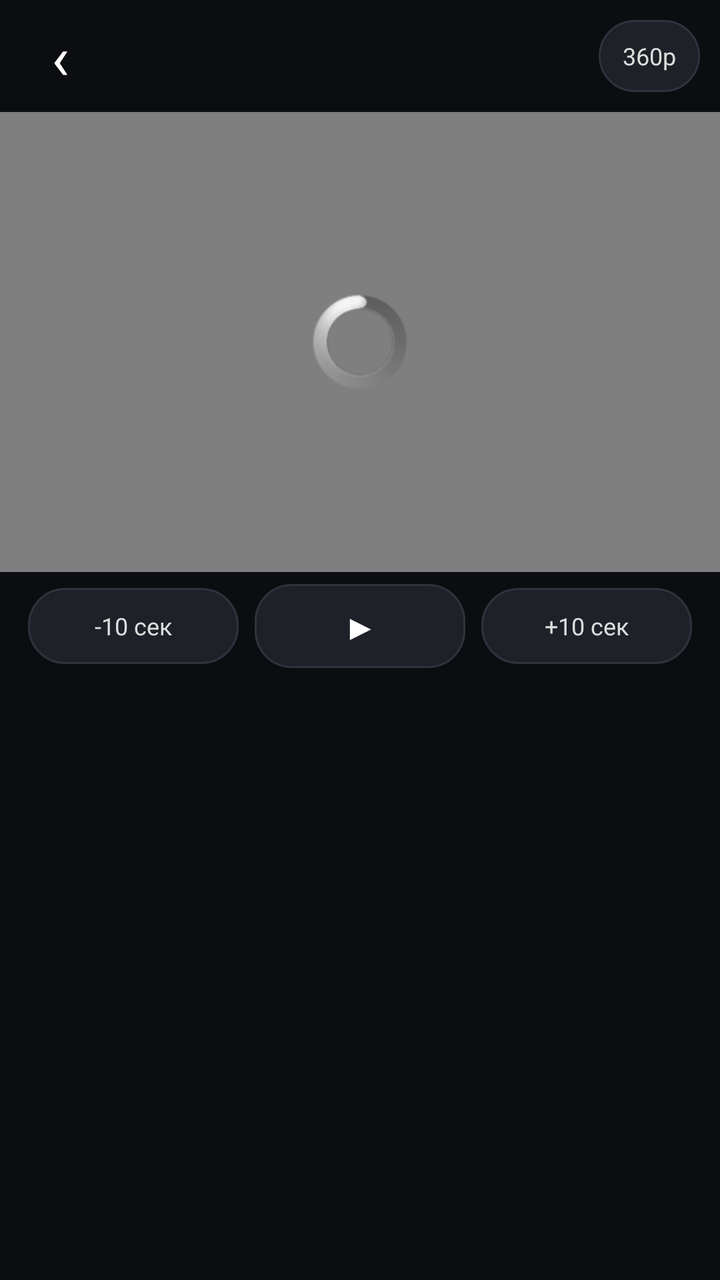
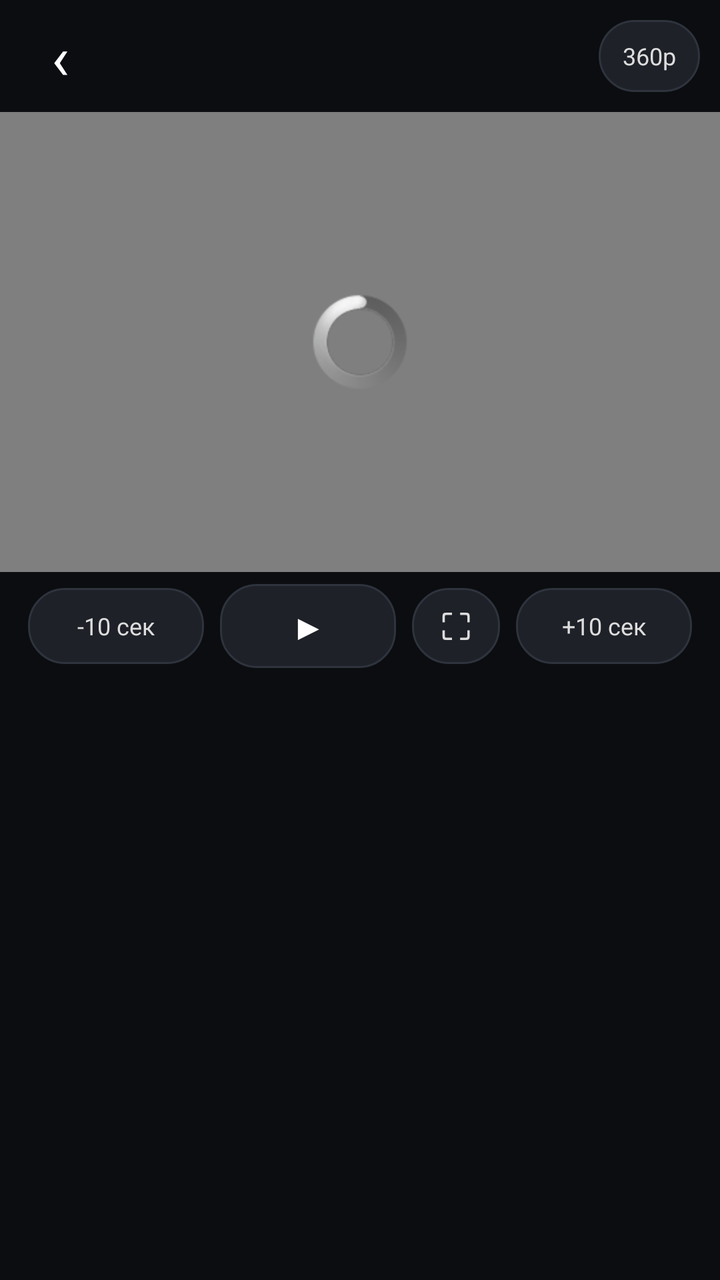

Compare the two renders of this Android layout. The source of the first and the diff that turns it into the second are given below.
<!-- AndroidManifest.xml: activity theme ModernTheme -->
<!-- res/layout/activity_modern_player.xml -->
<?xml version="1.0" encoding="utf-8"?>
<LinearLayout xmlns:android="http://schemas.android.com/apk/res/android"
    android:layout_width="match_parent"
    android:layout_height="match_parent"
    android:orientation="vertical"
    android:background="#0B0D10">

    <LinearLayout
        android:layout_width="match_parent"
        android:layout_height="56dp"
        android:orientation="horizontal"
        android:gravity="center_vertical"
        android:paddingLeft="8dp"
        android:paddingRight="10dp">

        <TextView
            android:id="@+id/modern_player_back"
            android:layout_width="44dp"
            android:layout_height="match_parent"
            android:gravity="center"
            android:text="‹"
            android:textColor="#FFFFFF"
            android:textSize="30sp"
            android:focusable="true"
            android:clickable="true" />

        <TextView
            android:id="@+id/modern_player_title"
            android:layout_width="0dp"
            android:layout_height="wrap_content"
            android:layout_weight="1"
            android:ellipsize="end"
            android:maxLines="1"
            android:textColor="#FFFFFF"
            android:textSize="16sp"
            android:textStyle="bold" />

        <TextView
            android:id="@+id/modern_player_quality"
            android:layout_width="wrap_content"
            android:layout_height="36dp"
            android:paddingLeft="12dp"
            android:paddingRight="12dp"
            android:gravity="center"
            android:text="360p"
            android:textColor="#DDDDDD"
            android:textSize="12sp"
            android:background="@drawable/modern_chip_bg"
            android:focusable="true"
            android:clickable="true" />
    </LinearLayout>

    <FrameLayout
        android:layout_width="match_parent"
        android:layout_height="230dp"
        android:background="#000000">

        <VideoView
            android:id="@+id/modern_player_video"
            android:layout_width="match_parent"
            android:layout_height="match_parent" />

        <ProgressBar
            android:id="@+id/modern_player_loading"
            android:layout_width="wrap_content"
            android:layout_height="wrap_content"
            android:layout_gravity="center" />
    </FrameLayout>

    <LinearLayout
        android:layout_width="match_parent"
        android:layout_height="54dp"
        android:orientation="horizontal"
        android:gravity="center_vertical"
        android:paddingLeft="14dp"
        android:paddingRight="14dp">

        <TextView
            android:id="@+id/modern_player_back10"
            android:layout_width="0dp"
            android:layout_height="38dp"
            android:layout_weight="1"
            android:gravity="center"
            android:text="-10 сек"
            android:textColor="#DDDDDD"
            android:textSize="12sp"
            android:background="@drawable/modern_chip_bg"
            android:focusable="true"
            android:clickable="true" />

        <TextView
            android:id="@+id/modern_player_play"
            android:layout_width="0dp"
            android:layout_height="42dp"
            android:layout_marginLeft="8dp"
            android:layout_weight="1"
            android:gravity="center"
            android:text="▶"
            android:textColor="#FFFFFF"
            android:textSize="18sp"
            android:background="@drawable/modern_chip_bg"
            android:focusable="true"
            android:clickable="true" />

        <TextView
            android:id="@+id/modern_player_forward10"
            android:layout_width="0dp"
            android:layout_height="38dp"
            android:layout_marginLeft="8dp"
            android:layout_weight="1"
            android:gravity="center"
            android:text="+10 сек"
            android:textColor="#DDDDDD"
            android:textSize="12sp"
            android:background="@drawable/modern_chip_bg"
            android:focusable="true"
            android:clickable="true" />
    </LinearLayout>

    <ScrollView
        android:layout_width="match_parent"
        android:layout_height="0dp"
        android:layout_weight="1"
        android:paddingLeft="16dp"
        android:paddingRight="16dp">

        <LinearLayout
            android:layout_width="match_parent"
            android:layout_height="wrap_content"
            android:orientation="vertical"
            android:paddingTop="8dp"
            android:paddingBottom="16dp">

            <TextView
                android:id="@+id/modern_player_channel"
                android:layout_width="match_parent"
                android:layout_height="wrap_content"
                android:textColor="#E53935"
                android:textSize="14sp" />

            <TextView
                android:id="@+id/modern_player_description"
                android:layout_width="match_parent"
                android:layout_height="wrap_content"
                android:layout_marginTop="8dp"
                android:lineSpacingExtra="3dp"
                android:textColor="#BBBBBB"
                android:textSize="13sp" />
        </LinearLayout>
    </ScrollView>

    <TextView
        android:id="@+id/modern_player_status"
        android:layout_width="match_parent"
        android:layout_height="wrap_content"
        android:padding="10dp"
        android:textColor="#E0A040"
        android:textSize="12sp"
        android:visibility="gone" />
</LinearLayout>
<!-- resources referenced by this layout -->
<resources>
  <!-- drawable modern_chip_bg (drawable) -->
  <?xml version="1.0" encoding="utf-8"?>
  <selector xmlns:android="http://schemas.android.com/apk/res/android">
      <item android:state_focused="true">
          <shape>
              <solid android:color="#E53935" />
              <corners android:radius="18dp" />
          </shape>
      </item>
      <item>
          <shape>
              <solid android:color="#1E2128" />
              <stroke android:width="1dp" android:color="#2E333D" />
              <corners android:radius="18dp" />
          </shape>
      </item>
  </selector>
  <style name="ModernTheme" parent="@android:style/Theme.Black.NoTitleBar">
          <item name="android:windowBackground">@color/background</item>
          <item name="android:colorAccent">#E53935</item>
      </style>
  <color name="background">#000</color>
</resources>

<!-- the commit's change to res/layout/activity_modern_player.xml (unified diff, before → after) -->
@@ -6,6 +6,7 @@
     android:background="#0B0D10">
 
     <LinearLayout
+        android:id="@+id/modern_player_top"
         android:layout_width="match_parent"
         android:layout_height="56dp"
         android:orientation="horizontal"
@@ -51,6 +52,7 @@
     </LinearLayout>
 
     <FrameLayout
+        android:id="@+id/modern_player_video_frame"
         android:layout_width="match_parent"
         android:layout_height="230dp"
         android:background="#000000">
@@ -103,6 +105,19 @@
             android:clickable="true" />
 
         <TextView
+            android:id="@+id/modern_player_fullscreen"
+            android:layout_width="44dp"
+            android:layout_height="38dp"
+            android:layout_marginLeft="8dp"
+            android:gravity="center"
+            android:text="⛶"
+            android:textColor="#DDDDDD"
+            android:textSize="18sp"
+            android:background="@drawable/modern_chip_bg"
+            android:focusable="true"
+            android:clickable="true" />
+
+        <TextView
             android:id="@+id/modern_player_forward10"
             android:layout_width="0dp"
             android:layout_height="38dp"
@@ -118,6 +133,7 @@
     </LinearLayout>
 
     <ScrollView
+        android:id="@+id/modern_player_scroll"
         android:layout_width="match_parent"
         android:layout_height="0dp"
         android:layout_weight="1"
